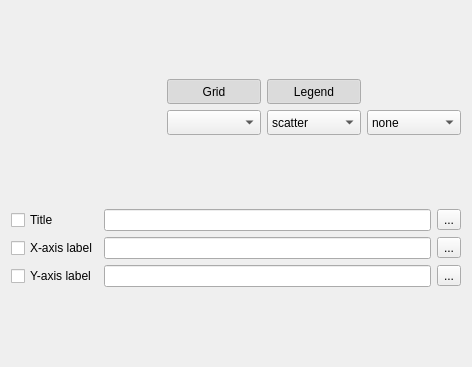
Before: the Qt Designer form Libs/MRML/Widgets/Resources/UI/qMRMLPlotViewControllerWidget.ui in Slicer/SlicerGitSVNArchive, drawn with Qt 5.
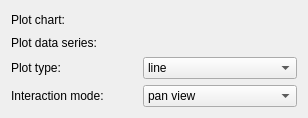
After: the same form once the commit is applied. Icons and pictures are not drawn. Custom widgets are drawn as their Qt base class.

Commit message:
ENH: Added Plots module
Refactored plot widgets to reusable plot series and chart properties widgets.
Created Plots module that can edit plot chart and series properties.

Patch:
```diff
--- a/Libs/MRML/Widgets/Resources/UI/qMRMLPlotViewControllerWidget.ui
+++ b/Libs/MRML/Widgets/Resources/UI/qMRMLPlotViewControllerWidget.ui
@@ -6,8 +6,8 @@
    <rect>
     <x>0</x>
     <y>0</y>
-    <width>472</width>
-    <height>367</height>
+    <width>308</width>
+    <height>118</height>
    </rect>
   </property>
   <property name="windowTitle">
@@ -16,20 +16,8 @@
   <layout class="QGridLayout" name="gridLayout_2">
    <item row="1" column="0">
     <layout class="QGridLayout" name="contentLayout">
-     <item row="2" column="0">
+     <item row="0" column="1">
       <widget class="qMRMLNodeComboBox" name="plotChartComboBox">
-       <property name="sizePolicy">
-        <sizepolicy hsizetype="Preferred" vsizetype="Fixed">
-         <horstretch>1</horstretch>
-         <verstretch>1</verstretch>
-        </sizepolicy>
-       </property>
-       <property name="minimumSize">
-        <size>
-         <width>150</width>
-         <height>25</height>
-        </size>
-       </property>
        <property name="toolTip">
         <string>Select the PlotChartNode which handles the general Properties of the Plot and allow to select multiple PlotSeriesNodes.</string>
        </property>
@@ -52,60 +40,8 @@
        </property>
       </widget>
      </item>
-     <item row="0" column="0">
-      <layout class="QVBoxLayout" name="verticalLayout"/>
-     </item>
-     <item row="4" column="2">
-      <widget class="QComboBox" name="plotTypeComboBox">
-       <property name="sizePolicy">
-        <sizepolicy hsizetype="Preferred" vsizetype="Fixed">
-         <horstretch>1</horstretch>
-         <verstretch>1</verstretch>
-        </sizepolicy>
-       </property>
-       <property name="minimumSize">
-        <size>
-         <width>75</width>
-         <height>25</height>
-        </size>
-       </property>
-       <property name="toolTip">
-        <string>This combobox allows to change the Type for all the active PlotSeriesNodes. If a value is chosen, all the PlotSeriesNodes referenced by the PlotChartNode will be updated with the new value. </string>
-       </property>
-       <property name="currentIndex">
-        <number>0</number>
-       </property>
-       <item>
-        <property name="text">
-         <string>scatter</string>
-        </property>
-       </item>
-       <item>
-        <property name="text">
-         <string>line</string>
-        </property>
-       </item>
-       <item>
-        <property name="text">
-         <string>bar</string>
-        </property>
-       </item>
-      </widget>
-     </item>
-     <item row="4" column="0">
+     <item row="1" column="1">
       <widget class="qMRMLCheckableNodeComboBox" name="plotSeriesComboBox">
-       <property name="sizePolicy">
-        <sizepolicy hsizetype="Preferred" vsizetype="Fixed">
-         <horstretch>1</horstretch>
-         <verstretch>1</verstretch>
-        </sizepolicy>
-       </property>
-       <property name="minimumSize">
-        <size>
-         <width>150</width>
-         <height>25</height>
-        </size>
-       </property>
        <property name="toolTip">
         <string>Add/Remove plots data series to/from the current chart.</string>
        </property>
@@ -131,240 +67,92 @@
        </property>
       </widget>
      </item>
-     <item row="2" column="2">
-      <widget class="QToolButton" name="showLegendToolButton">
-       <property name="sizePolicy">
-        <sizepolicy hsizetype="Preferred" vsizetype="Fixed">
-         <horstretch>1</horstretch>
-         <verstretch>1</verstretch>
-        </sizepolicy>
-       </property>
-       <property name="minimumSize">
-        <size>
-         <width>75</width>
-         <height>25</height>
-        </size>
-       </property>
-       <property name="toolTip">
-        <string>Show legend</string>
-       </property>
-       <property name="text">
-        <string>Legend</string>
-       </property>
-       <property name="checkable">
-        <bool>true</bool>
-       </property>
-       <property name="checked">
-        <bool>true</bool>
-       </property>
-      </widget>
-     </item>
-     <item row="4" column="1">
-      <widget class="QComboBox" name="xAxisComboBox">
-       <property name="sizePolicy">
-        <sizepolicy hsizetype="Preferred" vsizetype="Fixed">
-         <horstretch>1</horstretch>
-         <verstretch>1</verstretch>
-        </sizepolicy>
-       </property>
-       <property name="minimumSize">
-        <size>
-         <width>75</width>
-         <height>25</height>
-        </size>
-       </property>
-       <property name="toolTip">
-        <string>This combobox allows to change the X-Axis for all the active PlotSeriesNodes. If a value is chosen, all the PlotSeriesNodes referenced by the PlotChartNode will be updated with the new value. The value &quot;Indexes&quot; will use simple ordinal numbers 0, 1, 2, 3, ... as x coordinate values.</string>
-       </property>
-      </widget>
-     </item>
-     <item row="2" column="1">
-      <widget class="QToolButton" name="showGridToolButton">
-       <property name="sizePolicy">
-        <sizepolicy hsizetype="Preferred" vsizetype="Fixed">
-         <horstretch>1</horstretch>
-         <verstretch>1</verstretch>
-        </sizepolicy>
-       </property>
-       <property name="minimumSize">
-        <size>
-         <width>75</width>
-         <height>25</height>
-        </size>
-       </property>
-       <property name="toolTip">
-        <string>Show grid</string>
-       </property>
-       <property name="text">
-        <string>Grid</string>
-       </property>
-       <property name="checkable">
-        <bool>true</bool>
-       </property>
-       <property name="checked">
-        <bool>true</bool>
-       </property>
-      </widget>
-     </item>
-     <item row="4" column="3">
-      <widget class="QComboBox" name="markersComboBox">
-       <property name="sizePolicy">
-        <sizepolicy hsizetype="Preferred" vsizetype="Fixed">
-         <horstretch>1</horstretch>
-         <verstretch>1</verstretch>
-        </sizepolicy>
-       </property>
-       <property name="minimumSize">
-        <size>
-         <width>75</width>
-         <height>25</height>
-        </size>
-       </property>
-       <property name="toolTip">
-        <string>This combobox allows to change the type of the markers for all the active PlotSeriesNodes. If a value is chosen, all the PlotSeriesNodes referenced by the PlotChartNode will be updated with the new value.</string>
-       </property>
-       <item>
-        <property name="text">
-         <string>none</string>
-        </property>
-       </item>
-       <item>
-        <property name="text">
-         <string>cross</string>
-        </property>
-       </item>
-       <item>
-        <property name="text">
-         <string>plus</string>
-        </property>
-       </item>
-       <item>
-        <property name="text">
-         <string>square</string>
-        </property>
-       </item>
-       <item>
-        <property name="text">
-         <string>circle</string>
-        </property>
-       </item>
-       <item>
-        <property name="text">
-         <string>diamond</string>
-        </property>
-       </item>
-      </widget>
-     </item>
-    </layout>
-   </item>
-   <item row="2" column="0">
-    <layout class="QGridLayout" name="labelsLayout">
      <item row="0" column="0">
-      <widget class="QCheckBox" name="showTitleCheckBox">
-       <property name="toolTip">
-        <string>Show title</string>
-       </property>
+      <widget class="QLabel" name="label">
        <property name="text">
-        <string>Title</string>
+        <string>Plot chart:</string>
        </property>
       </widget>
      </item>
      <item row="1" column="0">
-      <widget class="QCheckBox" name="showXAxisLabelCheckBox">
-       <property name="toolTip">
-        <string>Show the X-axis label</string>
-       </property>
+      <widget class="QLabel" name="label_2">
        <property name="text">
-        <string>X-axis label</string>
+        <string>Plot data series:</string>
        </property>
       </widget>
      </item>
      <item row="2" column="0">
-      <widget class="QCheckBox" name="showYAxisLabelCheckBox">
-       <property name="toolTip">
-        <string>Show the Y-axis label</string>
-       </property>
+      <widget class="QLabel" name="label_3">
        <property name="text">
-        <string>Y-axis label</string>
-       </property>
-      </widget>
-     </item>
-     <item row="0" column="1">
-      <widget class="QLineEdit" name="titleLineEdit">
-       <property name="enabled">
-        <bool>true</bool>
-       </property>
-       <property name="toolTip">
-        <string>Enter a title for the chart.</string>
-       </property>
-       <property name="text">
-        <string/>
-       </property>
-       <property name="dragEnabled">
-        <bool>false</bool>
-       </property>
-       <property name="readOnly">
-        <bool>false</bool>
-       </property>
-      </widget>
-     </item>
-     <item row="1" column="1">
-      <widget class="QLineEdit" name="xAxisLabelLineEdit">
-       <property name="toolTip">
-        <string>Enter a label for the X-axis.</string>
-       </property>
-       <property name="text">
-        <string/>
+        <string>Plot type:</string>
        </property>
       </widget>
      </item>
      <item row="2" column="1">
-      <widget class="QLineEdit" name="yAxisLabelLineEdit">
+      <widget class="QComboBox" name="plotTypeComboBox">
        <property name="toolTip">
         <string>Enter a label for the Y-axis.</string>
        </property>
-       <property name="text">
-        <string/>
+       <property name="currentIndex">
+        <number>0</number>
        </property>
+       <item>
+        <property name="text">
+         <string>line</string>
+        </property>
+       </item>
+       <item>
+        <property name="text">
+         <string>bar</string>
+        </property>
+       </item>
+       <item>
+        <property name="text">
+         <string>scatter</string>
+        </property>
+       </item>
+       <item>
+        <property name="text">
+         <string>scatter bar</string>
+        </property>
+       </item>
       </widget>
      </item>
-     <item row="0" column="2">
-      <widget class="QToolButton" name="editTitleButton">
-       <property name="focusPolicy">
-        <enum>Qt::ClickFocus</enum>
-       </property>
-       <property name="toolTip">
-        <string>Edit the title</string>
-       </property>
+     <item row="3" column="0">
+      <widget class="QLabel" name="label_4">
        <property name="text">
-        <string>...</string>
+        <string>Interaction mode:</string>
        </property>
       </widget>
      </item>
-     <item row="1" column="2">
-      <widget class="QToolButton" name="editXAxisLabelButton">
-       <property name="focusPolicy">
-        <enum>Qt::ClickFocus</enum>
-       </property>
+     <item row="3" column="1">
+      <widget class="QComboBox" name="interactionModeComboBox">
        <property name="toolTip">
         <string>Edit the X-axis label</string>
        </property>
-       <property name="text">
-        <string>...</string>
+       <property name="currentIndex">
+        <number>0</number>
        </property>
-      </widget>
-     </item>
-     <item row="2" column="2">
-      <widget class="QToolButton" name="editYAxisLabelButton">
-       <property name="focusPolicy">
-        <enum>Qt::ClickFocus</enum>
-       </property>
-       <property name="toolTip">
-        <string>Edit the Y-axis label</string>
-       </property>
-       <property name="text">
-        <string>...</string>
-       </property>
+       <item>
+        <property name="text">
+         <string>pan view</string>
+        </property>
+       </item>
+       <item>
+        <property name="text">
+         <string>select points</string>
+        </property>
+       </item>
+       <item>
+        <property name="text">
+         <string>free-hand select points</string>
+        </property>
+       </item>
+       <item>
+        <property name="text">
+         <string>move points</string>
+        </property>
+       </item>
       </widget>
      </item>
     </layout>
```
Left out of the diff: 6 changed lines with no effect on the pictures. The commit also changes 74 other files.
